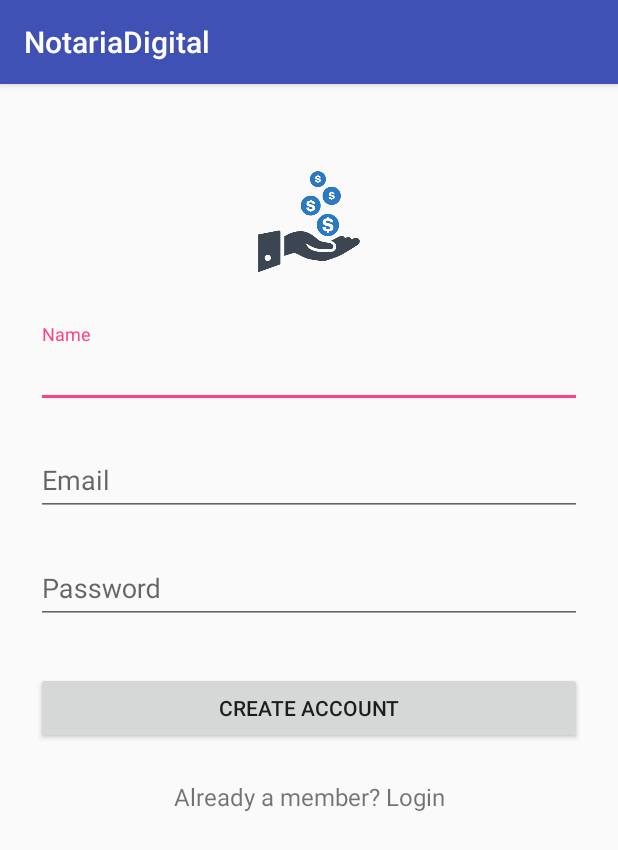
After one commit to mgonzalez121690/NotariaDigital, an Android app: the RegistroActivity screen opened directly, with no data from a screen before it, on a phone screen of 412 x 824 dp. The commit adds this screen. Shown: the top 850 px of the screen. Run offline under Robolectric (Android 15) with nearby library versions, the phone set to English and light mode, and no system bars.

Commit message:
Se crean clases para mvc y vista del módulo de registro.

```diff
--- a/app/build.gradle
+++ b/app/build.gradle
@@ -29,5 +29,8 @@ dependencies {
     compile 'com.android.support.constraint:constraint-layout:1.0.2'
     compile 'com.android.support:design:25.2.0'
     compile 'com.jakewharton:butterknife:6.1.0'
+    compile 'com.google.firebase:firebase-core:9.0.0'
+    compile 'com.google.firebase:firebase-database:9.0.0'
     testCompile 'junit:junit:4.12'
 }
+apply plugin: 'com.google.gms.google-services'
--- a/app/src/main/AndroidManifest.xml
+++ b/app/src/main/AndroidManifest.xml
@@ -27,7 +27,8 @@
         <activity android:name=".controller.LogginActivity" />
         <activity android:name=".controller.MenuPrincipalActivity" />
         <activity android:name=".controller.CotizaPrestamoActivity" />
-        <activity android:name=".controller.MostrarCotizacionActivity"></activity>
+        <activity android:name=".controller.MostrarCotizacionActivity" />
+        <activity android:name=".controller.RegistroActivity"></activity>
     </application>
 
 </manifest>
--- /dev/null
+++ b/app/src/main/java/com/maveware/notariadigital/controller/RegistroActivity.java
@@ -0,0 +1,16 @@
+package com.maveware.notariadigital.controller;
+
+import android.support.v7.app.AppCompatActivity;
+import android.os.Bundle;
+
+import com.maveware.notariadigital.R;
+
+public class RegistroActivity extends AppCompatActivity {
+
+    @Override
+    protected void onCreate(Bundle savedInstanceState) {
+        super.onCreate(savedInstanceState);
+        setContentView(R.layout.activity_registro_layout);
+
+    }
+}
--- /dev/null
+++ b/app/src/main/res/layout/activity_registro_layout.xml
@@ -0,0 +1,80 @@
+<?xml version="1.0" encoding="utf-8"?>
+<ScrollView
+    xmlns:android="http://schemas.android.com/apk/res/android"
+    android:layout_width="fill_parent"
+    android:layout_height="fill_parent"
+    android:fitsSystemWindows="true">
+
+    <LinearLayout
+        android:orientation="vertical"
+        android:layout_width="match_parent"
+        android:layout_height="wrap_content"
+        android:paddingTop="56dp"
+        android:paddingLeft="24dp"
+        android:paddingRight="24dp">
+
+        <ImageView android:src="@drawable/iconos_prestamos"
+            android:layout_width="wrap_content"
+            android:layout_height="72dp"
+            android:layout_marginBottom="24dp"
+            android:layout_gravity="center_horizontal" />
+
+        <!--  Name Label -->
+        <android.support.design.widget.TextInputLayout
+            android:layout_width="match_parent"
+            android:layout_height="wrap_content"
+            android:layout_marginTop="8dp"
+            android:layout_marginBottom="8dp">
+            <EditText android:id="@+id/input_name"
+                android:layout_width="match_parent"
+                android:layout_height="wrap_content"
+                android:inputType="textCapWords"
+                android:hint="Name" />
+        </android.support.design.widget.TextInputLayout>
+
+        <!-- Email Label -->
+        <android.support.design.widget.TextInputLayout
+            android:layout_width="match_parent"
+            android:layout_height="wrap_content"
+            android:layout_marginTop="8dp"
+            android:layout_marginBottom="8dp">
+            <EditText android:id="@+id/input_email"
+                android:layout_width="match_parent"
+                android:layout_height="wrap_content"
+                android:inputType="textEmailAddress"
+                android:hint="Email" />
+        </android.support.design.widget.TextInputLayout>
+
+        <!-- Password Label -->
+        <android.support.design.widget.TextInputLayout
+            android:layout_width="match_parent"
+            android:layout_height="wrap_content"
+            android:layout_marginTop="8dp"
+            android:layout_marginBottom="8dp">
+            <EditText android:id="@+id/input_password"
+                android:layout_width="match_parent"
+                android:layout_height="wrap_content"
+                android:inputType="textPassword"
+                android:hint="Password"/>
+        </android.support.design.widget.TextInputLayout>
+
+        <!-- Signup Button -->
+        <android.support.v7.widget.AppCompatButton
+            android:id="@+id/btn_signup"
+            android:layout_width="fill_parent"
+            android:layout_height="wrap_content"
+            android:layout_marginTop="24dp"
+            android:layout_marginBottom="24dp"
+            android:padding="12dp"
+            android:text="Create Account"/>
+
+        <TextView android:id="@+id/link_login"
+            android:layout_width="fill_parent"
+            android:layout_height="wrap_content"
+            android:layout_marginBottom="24dp"
+            android:text="Already a member? Login"
+            android:gravity="center"
+            android:textSize="16dip"/>
+
+    </LinearLayout>
+</ScrollView>
--- a/app/src/main/res/values/strings.xml
+++ b/app/src/main/res/values/strings.xml
@@ -29,4 +29,5 @@
     <string name="lbl_editar">Editar</string>
     <string name="lbl_eliminar">Eliminar</string>
     <string name="lbl_guardar">Guardar</string>
+    <string name="lbl_mostrar_prestamos">Mostrar prestamos</string>
 </resources>
--- a/build.gradle
+++ b/build.gradle
@@ -6,7 +6,7 @@ buildscript {
     }
     dependencies {
         classpath 'com.android.tools.build:gradle:2.3.0'
-
+        classpath 'com.google.gms:google-services:3.0.0'
         // NOTE: Do not place your application dependencies here; they belong
         // in the individual module build.gradle files
     }
```
Also changed, not shown: app/src/main/java/com/maveware/notariadigital/controller/LogginActivity.java (+10 -0 lines), app/src/main/java/com/maveware/notariadigital/dao/LogginDao.java (added, +10 -0 lines), app/src/main/java/com/maveware/notariadigital/dao/impl/LogginDaoImpl.java (added, +16 -0 lines), app/src/main/java/com/maveware/notariadigital/service/LogginService.java (added, +9 -0 lines), app/src/main/java/com/maveware/notariadigital/service/impl/LogginServiceImpl.java (added, +8 -0 lines), app/src/main/res/layout/activity_menu_principal_layout.xml (+21 -10 lines), 1 other file.
